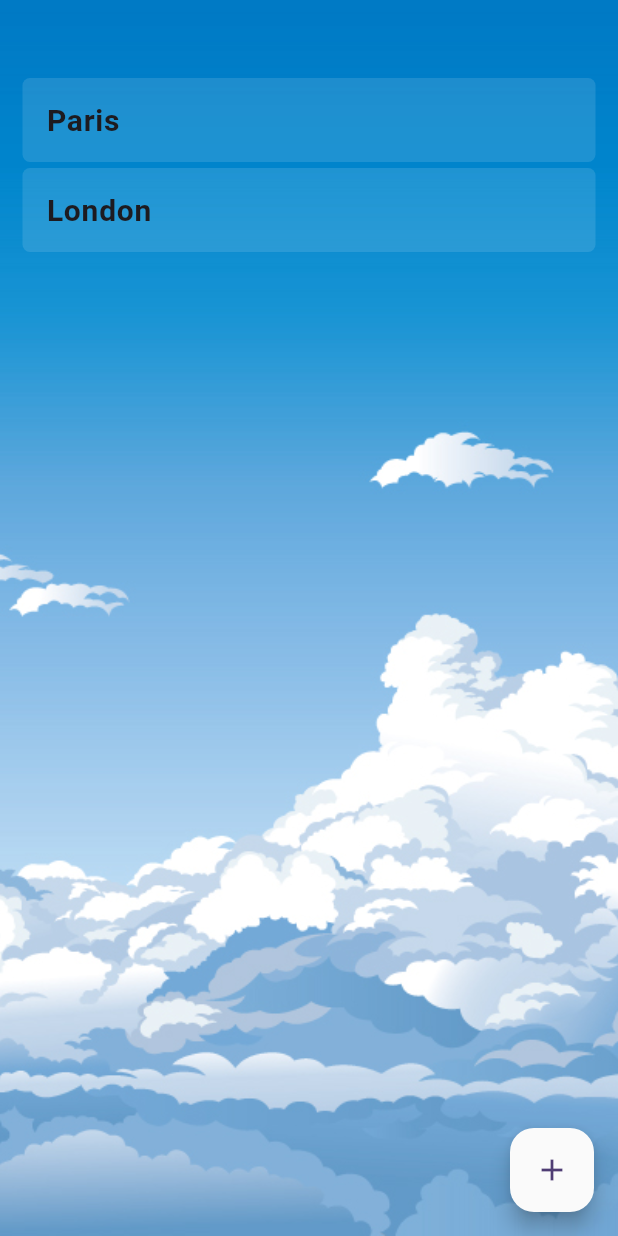
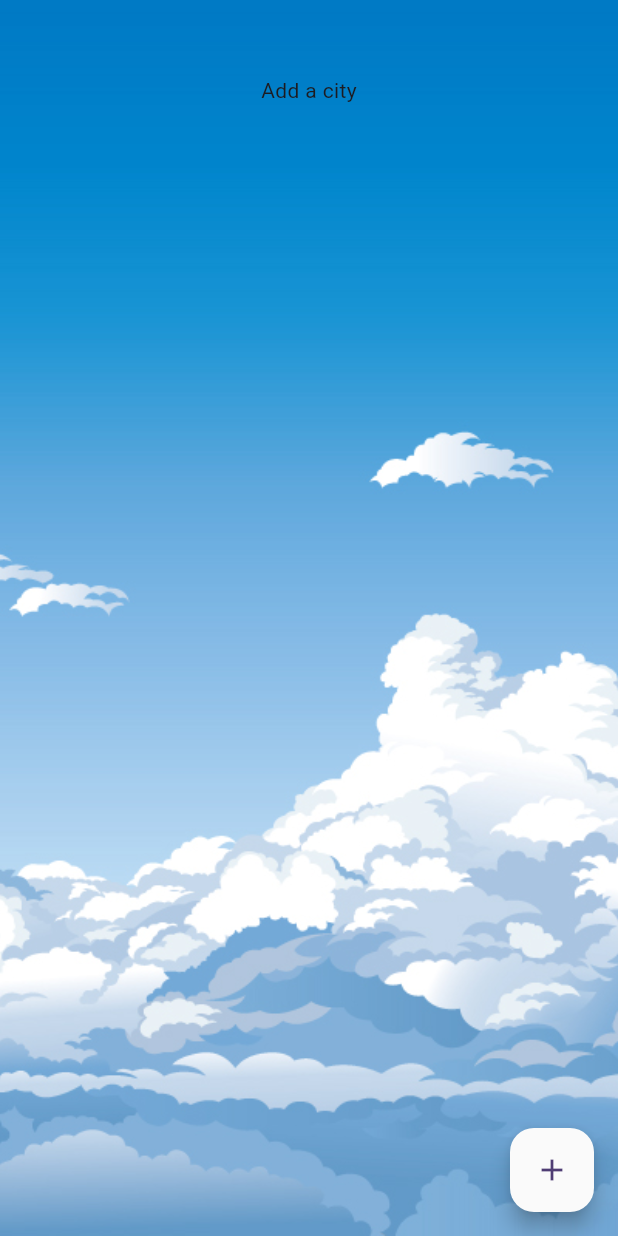
Before and after one commit to On-Arap/neosilver_meteo, a Flutter app: the screen it shows after launch, on a phone screen of 412 x 824 dp. Run offline on Flutter 3.47's test engine with Material 3 defaults, Android fonts, the phone set to English and light mode, and no system bars; our stand-ins replace bloc, flutter_bloc.

Commit message:
Add city to Menu List + create ListCities cubit

```diff
--- a/lib/UI/components/city_tile.dart
+++ b/lib/UI/components/city_tile.dart
@@ -11,7 +11,9 @@ class CityTile extends StatelessWidget {
   @override
   Widget build(BuildContext context) {
     return Padding(
-      padding: const EdgeInsets.symmetric(horizontal: 15.0, vertical: 2),
+      padding: const EdgeInsets.symmetric(
+        horizontal: 15.0,
+      ),
       child: InkWell(
         child: Container(
           decoration: BoxDecoration(
--- a/lib/UI/components/city_tile_search.dart
+++ b/lib/UI/components/city_tile_search.dart
@@ -2,6 +2,7 @@ import 'package:flutter/material.dart';
 import 'package:flutter_bloc/flutter_bloc.dart';
 import 'package:neosilver_meteo/datas/data.dart';
 import 'package:neosilver_meteo/models/models.dart';
+import '../../datas/list_cities/list_cities_cubit.dart';
 import '../pages/pages.dart';
 
 class CityTileSearch extends StatelessWidget {
@@ -16,6 +17,16 @@ class CityTileSearch extends StatelessWidget {
         padding: const EdgeInsets.symmetric(horizontal: 8.0, vertical: 5.0),
         child: ListTile(
           title: Text(city.name),
+          trailing: InkWell(
+            child: const Icon(
+              Icons.add_box_outlined,
+              color: Colors.black,
+            ),
+            onTap: () {
+              context.read<ListCitiesCubit>().addCity(city);
+              Navigator.of(context).pop();
+            },
+          ),
         ),
       ),
     );
--- a/lib/UI/pages/add_city_page.dart
+++ b/lib/UI/pages/add_city_page.dart
@@ -3,6 +3,7 @@ import 'package:flutter_bloc/flutter_bloc.dart';
 import 'package:neosilver_meteo/UI/components/city_tile_search.dart';
 import 'package:neosilver_meteo/UI/components/searchField.dart';
 import 'package:neosilver_meteo/datas/data.dart';
+import 'package:neosilver_meteo/datas/list_cities/list_cities_cubit.dart';
 
 class AddCityPage extends StatelessWidget {
   const AddCityPage({super.key});
--- a/lib/UI/pages/home_page.dart
+++ b/lib/UI/pages/home_page.dart
@@ -2,6 +2,7 @@ import 'package:flutter/material.dart';
 import 'package:flutter_bloc/flutter_bloc.dart';
 import 'package:neosilver_meteo/UI/components/components.dart';
 import 'package:neosilver_meteo/datas/data.dart';
+import 'package:neosilver_meteo/datas/list_cities/list_cities_cubit.dart';
 import 'package:neosilver_meteo/models/models.dart';
 import './pages.dart';
 import '../../models/city.dart';
@@ -20,19 +21,33 @@ class HomePage extends StatelessWidget {
       body: Column(
         children: [
           const SizedBox(height: 50),
-          ListView.builder(
-            physics: const NeverScrollableScrollPhysics(),
-            scrollDirection: Axis.vertical,
-            shrinkWrap: true,
-            itemCount: cities.length,
-            itemBuilder: (context, index) {
-              return CityTile(city: cities[index]);
+          BlocBuilder<ListCitiesCubit, ListCitiesState>(
+            builder: (context, state) {
+              if (state is ListCitiesLoaded) {
+                return ListView.separated(
+                  physics: const NeverScrollableScrollPhysics(),
+                  scrollDirection: Axis.vertical,
+                  shrinkWrap: true,
+                  itemCount: state.cityList.length,
+                  itemBuilder: (context, index) {
+                    return CityTile(city: state.cityList[index]);
+                  },
+                  separatorBuilder: (context, index) {
+                    return const SizedBox(
+                      height: 1.0,
+                    );
+                  },
+                );
+              } else {
+                return const Center(child: Text('Add a city'));
+              }
             },
           ),
         ],
       ),
       floatingActionButton: FloatingActionButton(
         onPressed: () {
+          context.read<SearchCityCubit>().resetList();
           Navigator.of(context).push(
             MaterialPageRoute(
               builder: (context) => const AddCityPage(),
--- /dev/null
+++ b/lib/datas/list_cities/list_cities_cubit.dart
@@ -0,0 +1,19 @@
+import 'package:bloc/bloc.dart';
+import 'package:meta/meta.dart';
+import 'package:neosilver_meteo/models/models.dart';
+
+part 'list_cities_state.dart';
+
+class ListCitiesCubit extends Cubit<ListCitiesState> {
+  ListCitiesCubit() : super(ListCitiesInitial());
+
+  List<City> list = [];
+
+  void addCity(City city) {
+    if (list.contains(city)) {
+      return;
+    }
+    list.add(city);
+    emit(ListCitiesLoaded(cityList: list));
+  }
+}
--- /dev/null
+++ b/lib/datas/list_cities/list_cities_state.dart
@@ -0,0 +1,14 @@
+part of 'list_cities_cubit.dart';
+
+@immutable
+sealed class ListCitiesState {}
+
+final class ListCitiesInitial extends ListCitiesState {}
+
+final class ListCitiesLoaded extends ListCitiesState {
+  final List<City> cityList;
+
+  ListCitiesLoaded({
+    required this.cityList,
+  });
+}
--- a/lib/datas/search_city/search_city_cubit.dart
+++ b/lib/datas/search_city/search_city_cubit.dart
@@ -10,6 +10,8 @@ import 'package:neosilver_meteo/models/models.dart';
 part 'search_city_state.dart';
 
 List<City> searchedCities = [
+  City(name: 'Paris', lat: 48.866667, long: 2.333333),
+  City(name: 'London', lat: 51.509865, long: -0.118092),
   City(name: 'Madrid, Spain', lat: 40.416775, long: -3.703790),
   City(name: 'Stockholm, Sweden', lat: 59.3293235, long: 18.0685808),
   City(name: 'Amsterdam, Netherland', lat: 52.377956, long: 4.897070),
@@ -21,6 +23,10 @@ List<City> searchedCities = [
 class SearchCityCubit extends Cubit<SearchCityState> {
   SearchCityCubit() : super(SearchCityInitial());
 
+  resetList() {
+    emit(SearchCityInitial());
+  }
+
   Future<void> searchCity(String cityname) async {
     final response = await http.post(Uri.parse('http://api.openweathermap.org/geo/1.0/direct?q=$cityname&limit=5&appid=${apikey.apiKey}'));
     final Map responseJson = jsonDecode(response.body);
--- a/lib/datas/weather/weather_bloc.dart
+++ b/lib/datas/weather/weather_bloc.dart
@@ -32,7 +32,6 @@ class WeatherBloc extends Bloc<WeatherEvent, WeatherState> {
     listInfo.add(WeatherInformation(infoTitle: 'Sunrise', value: responseJson['current']['sunrise'].toString().isNotEmpty ? format.format(DateTime.fromMillisecondsSinceEpoch(responseJson['current']['sunrise'] * 1000)).toString() : 'N/A'));
     listInfo.add(WeatherInformation(infoTitle: 'Sunset', value: responseJson['current']['sunset'].toString().isNotEmpty ? format.format(DateTime.fromMillisecondsSinceEpoch(responseJson['current']['sunset'] * 1000)).toString() : 'N/A'));
 
-    inspect(listInfo);
     emit(WeatherLoaded(city: event.city, weatherInfo: listInfo));
   }
 }
--- a/lib/main.dart
+++ b/lib/main.dart
@@ -1,5 +1,6 @@
 import 'package:flutter/material.dart';
 import 'package:flutter_bloc/flutter_bloc.dart';
+import 'package:neosilver_meteo/datas/list_cities/list_cities_cubit.dart';
 import './UI/pages/pages.dart';
 import './datas/data.dart';
 
@@ -19,6 +20,9 @@ class MyApp extends StatelessWidget {
         ),
         BlocProvider(
           create: (context) => SearchCityCubit(),
+        ),
+        BlocProvider(
+          create: (context) => ListCitiesCubit(),
         ),
       ],
       child: MaterialApp(
--- a/lib/models/city.dart
+++ b/lib/models/city.dart
@@ -5,8 +5,3 @@ class City {
 
   City({required this.name, required this.lat, required this.long});
 }
-
-List<City> cities = [
-  City(name: 'Paris', lat: 48.866667, long: 2.333333),
-  City(name: 'London', lat: 51.509865, long: -0.118092),
-];
```
